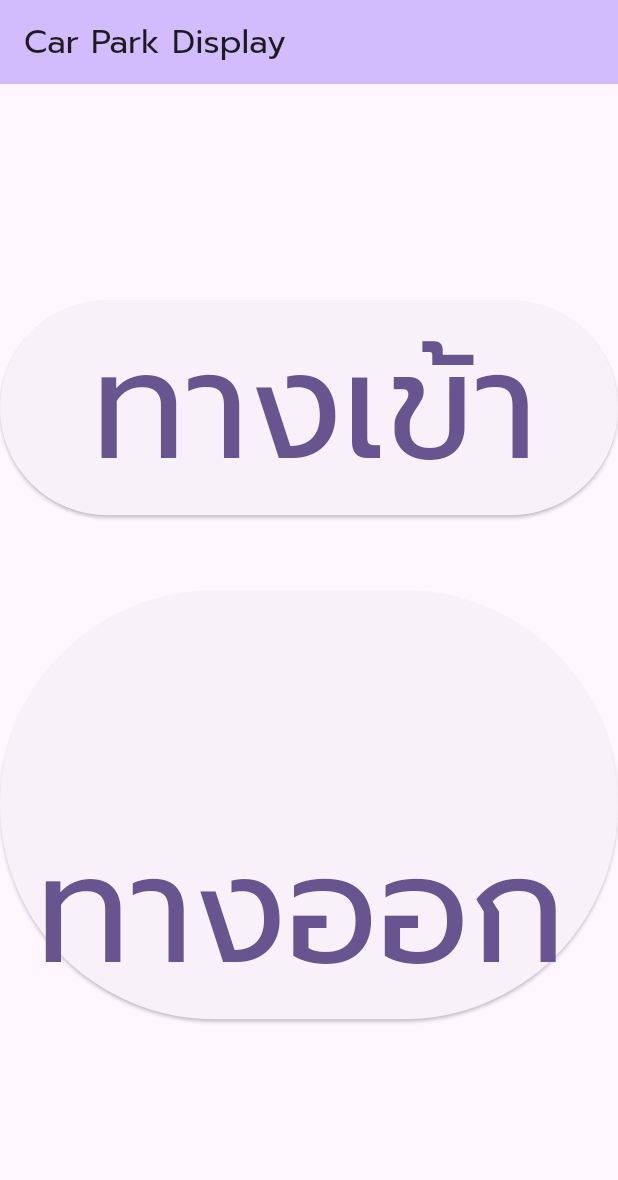
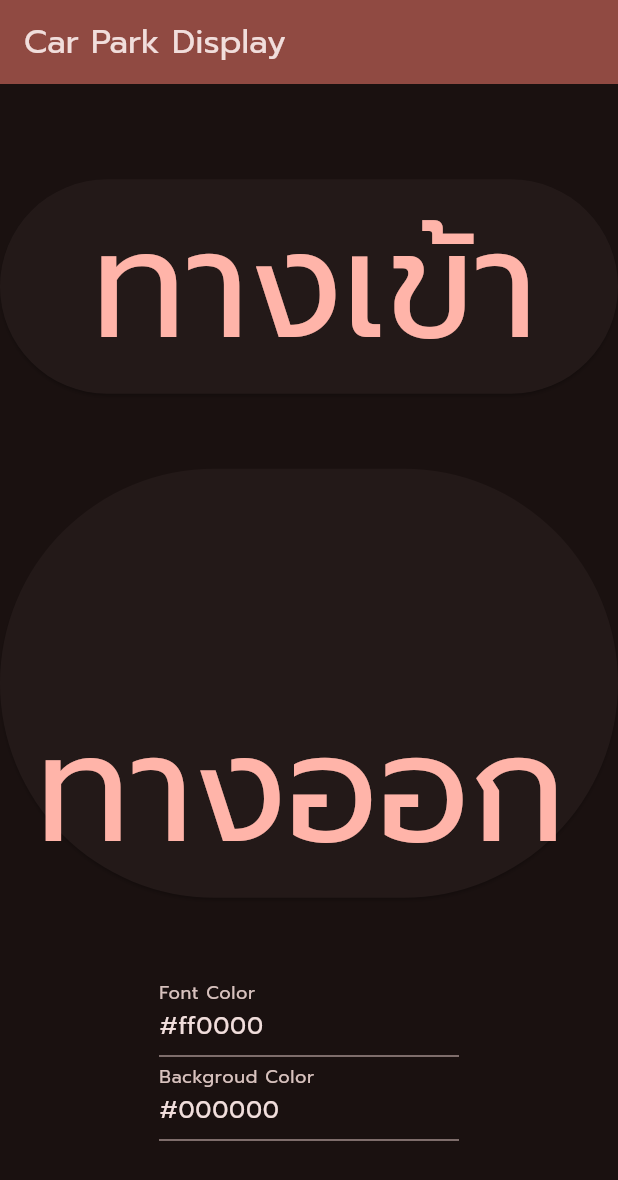
Before and after one commit to nattton/carpark_display, a Flutter app: the screen it shows after launch, on a phone screen of 412 x 824 dp. Shown: the top 1180 px of the screen. Run offline on Flutter 3.47's test engine with Material 3 defaults, Android fonts, the light colour scheme and no system bars; our stand-ins replace dio, equatable, flutter_bloc, get_it, hexcolor, retrofit and 1 more.

Commit message:
can change color and save with hex

```diff
--- a/lib/app.dart
+++ b/lib/app.dart
@@ -1,8 +1,8 @@
 import 'package:carpark_display/presentation/bloc/gate_bloc.dart';
 import 'package:carpark_display/presentation/page/home_page.dart';
-import 'package:dio/dio.dart';
 import 'package:flutter/material.dart';
 import 'package:flutter_bloc/flutter_bloc.dart';
+import 'package:get_it/get_it.dart';
 
 class App extends StatefulWidget {
   const App({super.key});
@@ -15,12 +15,17 @@ class _AppState extends State<App> {
   @override
   Widget build(BuildContext context) {
     return BlocProvider(
-      create: (context) => GateBloc(dio: Dio()),
+      create: (_) => GateBloc(
+        apiRepository: GetIt.I.get(),
+      ),
       child: MaterialApp(
         debugShowCheckedModeBanner: false,
         title: 'Car Park Display',
         theme: ThemeData(
-          colorScheme: ColorScheme.fromSeed(seedColor: Colors.deepPurple),
+          colorScheme: ColorScheme.fromSeed(
+            seedColor: Colors.red,
+            brightness: Brightness.dark,
+          ),
           fontFamily: 'Prompt',
           useMaterial3: true,
         ),
--- /dev/null
+++ b/lib/data/service/app_service.dart
@@ -0,0 +1,55 @@
+import 'dart:ui';
+
+import 'package:hexcolor/hexcolor.dart';
+import 'package:shared_preferences/shared_preferences.dart';
+
+const kFontColor = "FONT_COLOR";
+const kBackgroundColor = "BACKGROUD_COLOR";
+const kDefaultFontColor = "#ff0000";
+const kDefaultBackgroundColor = "#000000";
+
+class AppService {
+  final SharedPreferences _pref;
+
+  AppService({required SharedPreferences pref}) : _pref = pref;
+
+  String get fontText => _getText(kFontColor);
+  String get backgroundText => _getText(kBackgroundColor);
+
+  Color get fontColor => _getColor(kFontColor);
+  Color get backgroundColor => _getColor(kBackgroundColor);
+
+  String _getText(String key) {
+    String? fontText = _pref.getString(key);
+    if (fontText != null && fontText.isNotEmpty) {
+      return fontText;
+    }
+    if (key == kFontColor) {
+      return kDefaultFontColor;
+    }
+    return kDefaultBackgroundColor;
+  }
+
+  Color _getColor(String key) {
+    String? fontText = _pref.getString(key);
+    if (fontText != null && fontText.isNotEmpty) {
+      try {
+        return HexColor(fontText);
+      } catch (_) {
+        return HexColor('#ffffff');
+      }
+    }
+    if (key == kFontColor) {
+      return HexColor(kDefaultFontColor);
+    }
+    return HexColor(kDefaultBackgroundColor);
+  }
+
+  Future<bool> saveFontColor(String value) async {
+    return _pref.setString(kFontColor, value);
+  }
+
+  Future<bool> saveBackgroundColor(String value) async {
+    return _pref.setString(kBackgroundColor, value);
+  }
+}
--- a/lib/presentation/bloc/gate_bloc.dart
+++ b/lib/presentation/bloc/gate_bloc.dart
@@ -5,9 +5,8 @@ import 'dart:io';
 import 'package:carpark_display/common/config/constant.dart';
 import 'package:carpark_display/common/model/delayed_result.dart';
 import 'package:carpark_display/data/model/gate_log.dart';
-import 'package:carpark_display/data/service/api_service.dart';
 import 'package:carpark_display/domain/model/gate_model.dart';
-import 'package:dio/dio.dart';
+import 'package:carpark_display/domain/repository/api_repository.dart';
 import 'package:equatable/equatable.dart';
 import 'package:flutter/foundation.dart';
 import 'package:flutter_bloc/flutter_bloc.dart';
@@ -19,12 +18,12 @@ part 'gate_state.dart';
 const wsUrl = '$kHostWS/ws';
 
 class GateBloc extends Bloc<GateEvent, GateState> {
-  final Dio _dio;
+  final ApiRepository _apiRepository;
 
   late WebSocket channel;
 
-  GateBloc({required Dio dio})
-      : _dio = dio,
+  GateBloc({required ApiRepository apiRepository})
+      : _apiRepository = apiRepository,
         super(const GateState(loadingResult: DelayedResult.idle())) {
     on<Load>(_onLoad);
     on<Subscribe>(_onSubscribe);
@@ -37,7 +36,7 @@ class GateBloc extends Bloc<GateEvent, GateState> {
   FutureOr<void> _onLoad(Load event, Emitter<GateState> emit) async {
     try {
       emit(state.copyWith(loadingResult: const DelayedResult.inProgress()));
-      final lastGate = await ApiService(_dio).getLastGate();
+      final lastGate = await _apiRepository.getLastGate();
       emit(state.copyWith(gateIn: lastGate.gateIn, gateOut: lastGate.gateOut));
       emit(state.copyWith(loadingResult: const DelayedResult.idle()));
     } on Exception catch (e) {
--- a/lib/presentation/page/home_page.dart
+++ b/lib/presentation/page/home_page.dart
@@ -1,6 +1,8 @@
+import 'package:carpark_display/data/service/app_service.dart';
 import 'package:carpark_display/presentation/page/entrance_page.dart';
 import 'package:carpark_display/presentation/page/exit_page.dart';
 import 'package:flutter/material.dart';
+import 'package:get_it/get_it.dart';
 
 class HomePage extends StatefulWidget {
   const HomePage({super.key});
@@ -10,6 +12,17 @@ class HomePage extends StatefulWidget {
 }
 
 class _HomePageState extends State<HomePage> {
+  final fontTextColor = TextEditingController();
+  final backgroudTextColor = TextEditingController();
+  final _appService = GetIt.I.get<AppService>();
+
+  @override
+  void initState() {
+    super.initState();
+    fontTextColor.text = _appService.fontText;
+    backgroudTextColor.text = _appService.backgroundText;
+  }
+
   @override
   Widget build(BuildContext context) {
     return Scaffold(
@@ -36,6 +49,26 @@ class _HomePageState extends State<HomePage> {
                   ' ทางออก ',
                   style: TextStyle(fontSize: 100.0),
                 )),
+            const SizedBox(
+              height: 50.0,
+            ),
+            SizedBox(
+              width: 200.0,
+              child: TextField(
+                controller: fontTextColor,
+                decoration: const InputDecoration(label: Text('Font Color')),
+                onChanged: (value) => _appService.saveFontColor(value),
+              ),
+            ),
+            SizedBox(
+              width: 200.0,
+              child: TextField(
+                controller: backgroudTextColor,
+                decoration:
+                    const InputDecoration(label: Text('Backgroud Color')),
+                onChanged: (value) => _appService.saveBackgroundColor(value),
+              ),
+            ),
           ],
         ),
       ),
--- a/pubspec.yaml
+++ b/pubspec.yaml
@@ -43,6 +43,9 @@ dependencies:
   equatable: ^2.0.5
   http: ^1.2.2
   web_socket_channel: ^3.0.1
+  get_it: ^8.0.2
+  shared_preferences: ^2.3.2
+  hexcolor: ^3.0.1
 
 dev_dependencies:
   flutter_test:
```
Also changed, not shown: lib/data/model/member.dart (+3 -18 lines), lib/main.dart (+24 -2 lines), lib/presentation/widget/entrance_display.dart (+9 -4 lines), lib/presentation/widget/exit_display.dart (+9 -4 lines), pubspec.lock, 3 other files.
